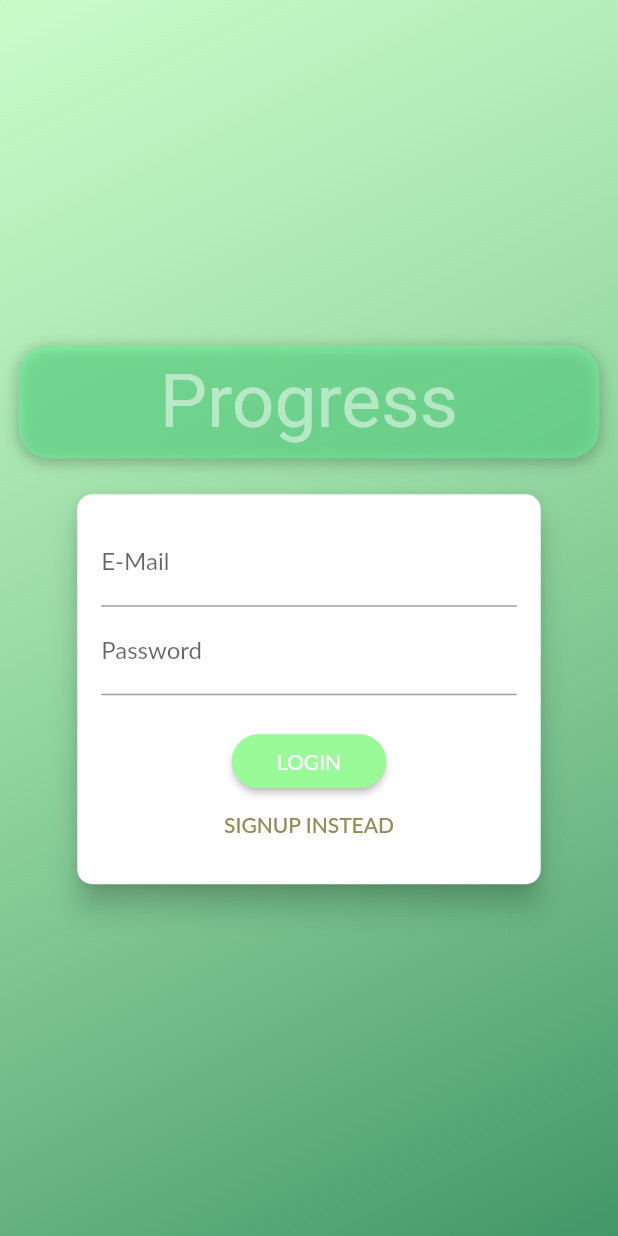
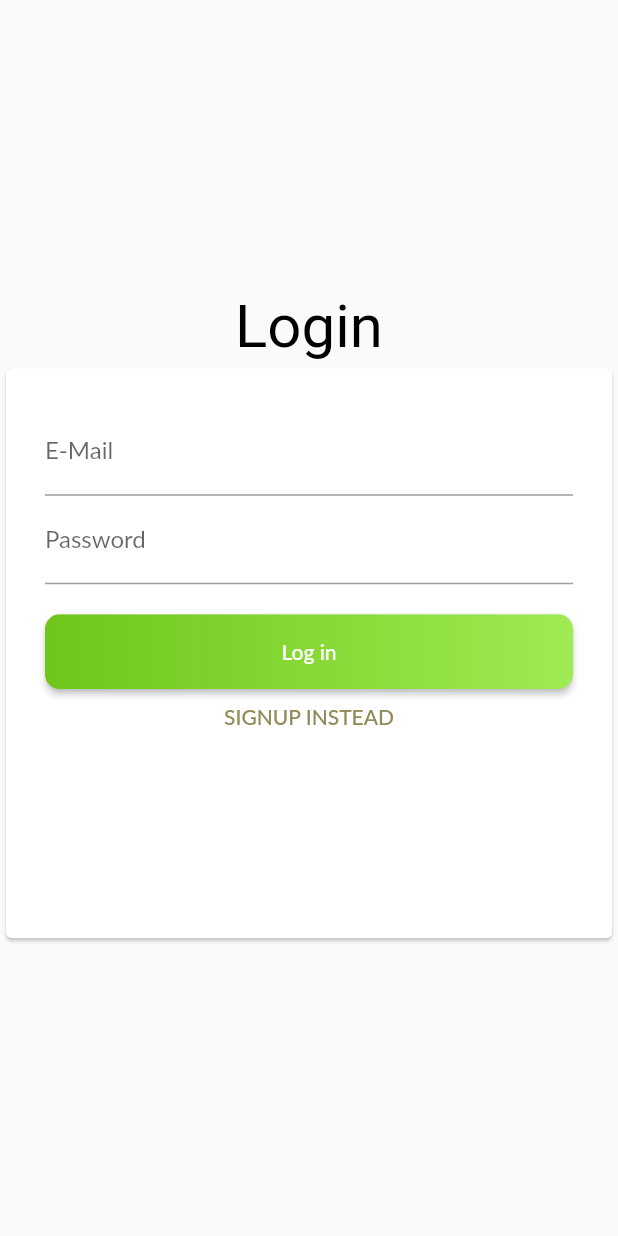
Before and after one commit to nelci592/FlutterApp, a Flutter app: the screen it shows after launch, on a phone screen of 412 x 824 dp. Run offline on Flutter 3.47's test engine with Material 2 defaults, Android fonts, the phone set to English and light mode, and no system bars; missing offline and left inert: dart:js; Roboto replaces fonts that are missing (Anton, Lato, Segoe UI).

Commit message:
styling customization

```diff
--- a/progress_app/lib/screens/auth_screen.dart
+++ b/progress_app/lib/screens/auth_screen.dart
@@ -13,8 +13,7 @@ class AuthScreen extends StatelessWidget {
   @override
   Widget build(BuildContext context) {
     final deviceSize = MediaQuery.of(context).size;
-    // final transformConfig = Matrix4.rotationZ(-8 * pi / 180);
-    // transformConfig.translate(-10.0);
+
     return Scaffold(
       // resizeToAvoidBottomInset: false,
       body: Stack(
@@ -23,10 +22,10 @@ class AuthScreen extends StatelessWidget {
             decoration: BoxDecoration(
               gradient: LinearGradient(
                 colors: [
-                  Color.fromRGBO(152, 251, 152, 1).withOpacity(0.5),
-                  Color.fromRGBO(46,139,87, 1).withOpacity(0.9),
+                  Color.fromRGBO(255, 255, 255, 1),
+                  //  Color.fromRGBO(46,139,87, 1).withOpacity(0.9),
                 ],
-                begin: Alignment.topLeft,
+                begin: Alignment.topRight,
                 end: Alignment.bottomRight,
                 stops: [0, 1],
               ),
@@ -42,28 +41,14 @@ class AuthScreen extends StatelessWidget {
                 children: <Widget>[
                   Flexible(
                     child: Container(
-                      margin: EdgeInsets.only(bottom: 20.0),
-                      padding:
-                          EdgeInsets.symmetric(vertical: 8.0, horizontal: 94.0),
-                     // transform: Matrix4.rotationZ(-8 * pi / 180)
-                     //   ..translate(-10.0),
-                      // ..translate(-10.0),
-                      decoration: BoxDecoration(
-                        borderRadius: BorderRadius.circular(20),
-                        color:  Color.fromRGBO(100, 251, 152, 1).withOpacity(0.5),
-                        boxShadow: [
-                          BoxShadow(
-                            blurRadius: 8,
-                            color: Colors.black26,
-                            offset: Offset(0, 2),
-                          )
-                        ],
-                      ),
                       child: Text(
-                        'Progress',
+                        'Login',
+                        textAlign: TextAlign.left,
                         style: TextStyle(
-                          color: Color.fromRGBO( 255,255, 255, 1).withOpacity(0.5),                          fontSize: 50,
-                          fontFamily: 'Anton',
+                          color:
+                              Colors.black,
+                          fontSize: 40,
+                          fontFamily: 'Segoe UI',
                           fontWeight: FontWeight.normal,
                         ),
                       ),
@@ -145,23 +130,21 @@ class _AuthCardState extends State<AuthCard> {
   Widget build(BuildContext context) {
     final deviceSize = MediaQuery.of(context).size;
     return Card(
-      shape: RoundedRectangleBorder(
-        borderRadius: BorderRadius.circular(10.0),
-      ),
-      elevation: 8.0,
       child: Container(
-        height: _authMode == AuthMode.Signup ? 320 : 260,
+        height: _authMode == AuthMode.Signup ? 540 : 380,
         constraints:
-            BoxConstraints(minHeight: _authMode == AuthMode.Signup ? 320 : 260),
-        width: deviceSize.width * 0.75,
-        padding: EdgeInsets.all(16.0),
+            BoxConstraints(minHeight: _authMode == AuthMode.Signup ? 540 : 380),
+        width: deviceSize.width,
+        padding: EdgeInsets.all(26.0),
         child: Form(
           key: _formKey,
           child: SingleChildScrollView(
             child: Column(
               children: <Widget>[
                 TextFormField(
-                  decoration: InputDecoration(labelText: 'E-Mail'),
+                  decoration: InputDecoration(
+                    labelText: 'E-Mail',
+                     ),
                   keyboardType: TextInputType.emailAddress,
                   validator: (value) {
                     if (value.isEmpty || !value.contains('@')) {
@@ -204,25 +187,43 @@ class _AuthCardState extends State<AuthCard> {
                 if (_isLoading)
                   CircularProgressIndicator()
                 else
-                  RaisedButton(
-                    child:
-                        Text(_authMode == AuthMode.Login ? 'LOGIN' : 'SIGN UP'),
-                    onPressed: _submit,
-                    shape: RoundedRectangleBorder(
-                      borderRadius: BorderRadius.circular(30),
+                  Container(
+                    height: 50.0,
+                    child: RaisedButton(
+                      onPressed: _submit,
+                      shape: RoundedRectangleBorder(
+                          borderRadius: BorderRadius.circular(10.0)),
+                      padding: EdgeInsets.all(0.0),
+                      child: Ink(
+                        decoration: BoxDecoration(
+                            gradient: LinearGradient(
+                              colors: [
+                                Color.fromRGBO(111,198,25,1),
+                                 Color.fromRGBO(159, 235, 83, 1)],
+                              begin: Alignment.centerLeft,
+                              end: Alignment.centerRight,
+                            ),
+                            borderRadius: BorderRadius.circular(10.0)),
+                        child: Container(
+                          constraints:
+                              BoxConstraints(maxWidth: 400.0, minHeight: 50.0),
+                          alignment: Alignment.center,
+                          child:  Text(_authMode == AuthMode.Login ? 'Log in' : 'Sign up',
+                            textAlign: TextAlign.center,
+                            style: TextStyle(color: Colors.white),
+                          ),
+                        ),
+                      ),
                     ),
-                    padding:
-                        EdgeInsets.symmetric(horizontal: 30.0, vertical: 8.0),
-                    color: Color.fromRGBO(152,251,152,1),
-                    textColor: Theme.of(context).primaryTextTheme.button.color,
                   ),
+
                 FlatButton(
                   child: Text(
                       '${_authMode == AuthMode.Login ? 'SIGNUP' : 'LOGIN'} INSTEAD'),
                   onPressed: _switchAuthMode,
-                  padding: EdgeInsets.symmetric(horizontal: 30.0, vertical: 4),
+                  padding: EdgeInsets.symmetric(horizontal: 50.0, vertical: 4),
                   materialTapTargetSize: MaterialTapTargetSize.shrinkWrap,
-                  textColor: Color.fromRGBO(146,139,87,1),
+                  textColor: Color.fromRGBO(146, 139, 87, 1),
                 ),
               ],
             ),
```
